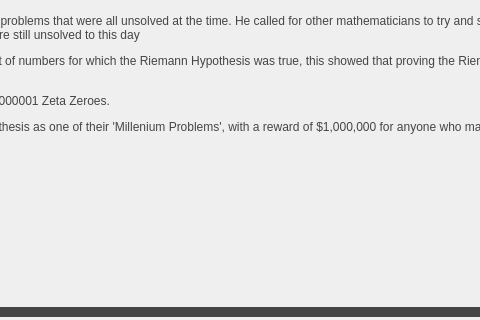
jackm245/Riemann-Hypothesis, file src/ui/introduction_screens/historical_background.ui: the form before one commit; both pictures show x 440 to 920 and y 403 to 723 of the 1340 by 723 pixel window.
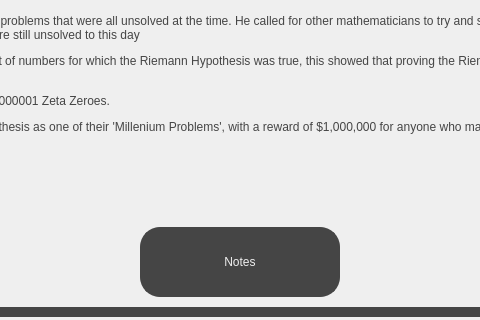
The form after the commit.

What changed in the file:
```diff
--- a/src/ui/introduction_screens/historical_background.ui
+++ b/src/ui/introduction_screens/historical_background.ui
@@ -315,10 +315,35 @@
       <bool>true</bool>
      </property>
     </widget>
+    <widget class="QPushButton" name="NotesButton">
+     <property name="geometry">
+      <rect>
+       <x>570</x>
+       <y>460</y>
+       <width>200</width>
+       <height>70</height>
+      </rect>
+     </property>
+     <property name="cursor">
+      <cursorShape>PointingHandCursor</cursorShape>
+     </property>
+     <property name="styleSheet">
+      <string notr="true">border: 2px solid;
+border-radius: 20px;
+border-color:rgb(69, 69, 69);
+background-color: rgb(69, 69, 69);
+font: 18pt &quot;Sans Serif&quot;; color:rgb(239, 239, 239);
+</string>
+     </property>
+     <property name="text">
+      <string>Notes</string>
+     </property>
+    </widget>
     <zorder>SubTitleText</zorder>
     <zorder>MainText</zorder>
     <zorder>PrevButton</zorder>
     <zorder>NextButton</zorder>
+    <zorder>NotesButton</zorder>
    </widget>
   </widget>
  </widget>
```
